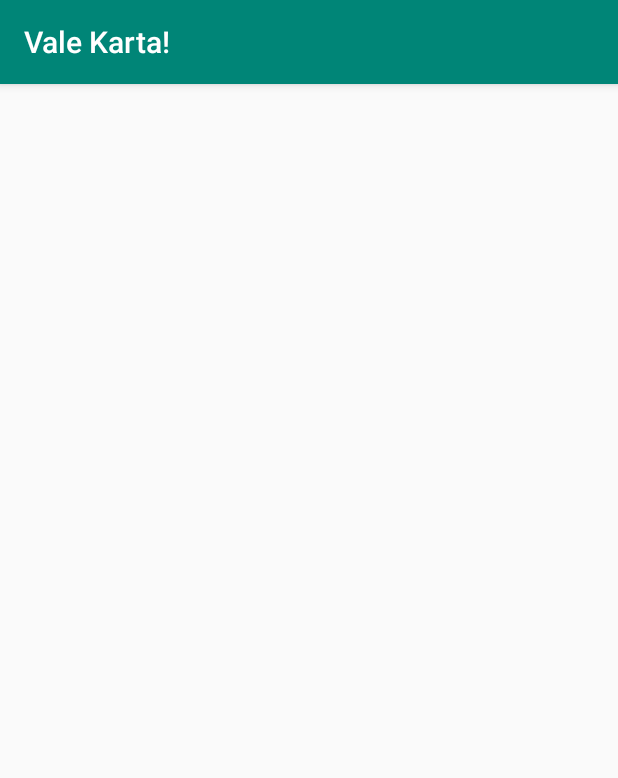
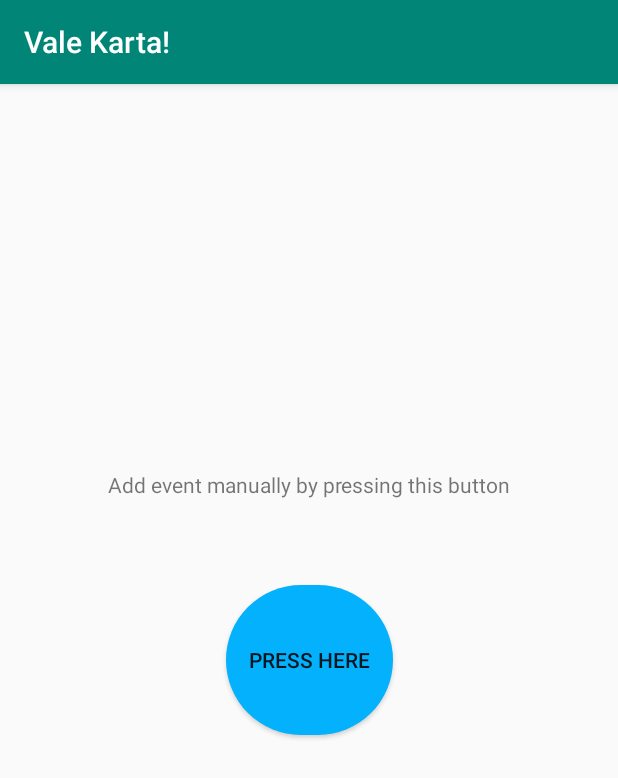
Before and after one commit to stavros-melidoniotis/vale-karta, an Android app: the screen it shows after launch (MainActivity), on a phone screen of 412 x 824 dp. Shown: the top 778 px of the screen. Run offline under Robolectric (Android 15) with nearby library versions, the phone set to English and light mode, and no system bars.

Commit message:
Added button to manually add event to calendar

```diff
--- a/app/src/main/java/com/example/stavros_melidoniotis/valekarta/MainActivity.java
+++ b/app/src/main/java/com/example/stavros_melidoniotis/valekarta/MainActivity.java
@@ -1,20 +1,22 @@
 package com.example.stavros_melidoniotis.valekarta;
 
 import android.Manifest;
-import android.app.NotificationChannel;
-import android.app.NotificationManager;
 import android.content.Intent;
 import android.content.IntentFilter;
 import android.content.pm.PackageManager;
-import android.os.Build;
+import android.provider.Telephony;
 import android.support.v4.app.ActivityCompat;
 import android.support.v7.app.AppCompatActivity;
 import android.os.Bundle;
+import android.view.View;
 import android.widget.Toast;
 
 public class MainActivity extends AppCompatActivity {
-    private ChargerConnectedBroadcastReceiver chargerConnectedBroadcastReceiver;
     private static final int ALL_PERMISSIONS = 0;
+    private Intent chargerService = new Intent()
+            .setClassName("com.example.stavros_melidoniotis.valekarta", "com.example.stavros_melidoniotis.valekarta.ChargerService");
+    private Intent calendarService = new Intent()
+            .setClassName("com.example.stavros_melidoniotis.valekarta", "com.example.stavros_melidoniotis.valekarta.CalendarService");
 
     String[] permissions = {
             Manifest.permission.WRITE_CALENDAR,
@@ -45,16 +47,7 @@ public class MainActivity extends AppCompatActivity {
         switch (requestCode) {
             case ALL_PERMISSIONS:
                 if (grantResults.length > 0 && grantResults[0] == PackageManager.PERMISSION_GRANTED) {
-                    chargerConnectedBroadcastReceiver = new ChargerConnectedBroadcastReceiver();
-
-                    // filter for when charger is connected or disconnected
-                    IntentFilter filter = new IntentFilter();
-                    filter.addAction(Intent.ACTION_POWER_CONNECTED);
-                    filter.addAction(Intent.ACTION_POWER_DISCONNECTED);
-
-                    registerReceiver(chargerConnectedBroadcastReceiver, filter);
-
-                    Toast.makeText(this, "Receiver registered", Toast.LENGTH_SHORT).show();
+                    startService(chargerService);
                 } else {
                     finish();
                 }
@@ -69,17 +62,15 @@ public class MainActivity extends AppCompatActivity {
 
         // check if permissions are granted
         if (permissionsGranted()) {
-            chargerConnectedBroadcastReceiver = new ChargerConnectedBroadcastReceiver();
+            startService(chargerService);
 
-            // filter for when charger is connected or disconnected
-            IntentFilter filter = new IntentFilter();
-            filter.addAction(Intent.ACTION_POWER_CONNECTED);
-            filter.addAction(Intent.ACTION_POWER_DISCONNECTED);
-            filter.addAction(Intent.ACTION_AIRPLANE_MODE_CHANGED);
-
-            registerReceiver(chargerConnectedBroadcastReceiver, filter);
-
-            Toast.makeText(this, "Receiver registered", Toast.LENGTH_SHORT).show();
+            // when button is pressed start calendar service manually and check for an sms message
+            findViewById(R.id.buttonAddEvent).setOnClickListener(new View.OnClickListener() {
+                @Override
+                public void onClick(View view) {
+                    startService(calendarService);
+                }
+            });
         } else {
             requestAllPermissions();
         }
@@ -88,7 +79,6 @@ public class MainActivity extends AppCompatActivity {
     @Override
     protected void onDestroy() {
         super.onDestroy();
-        if (chargerConnectedBroadcastReceiver != null)
-            unregisterReceiver(chargerConnectedBroadcastReceiver);
+        stopService(chargerService);
     }
 }
--- /dev/null
+++ b/app/src/main/res/drawable/roundedbutton.xml
@@ -0,0 +1,9 @@
+<?xml version="1.0" encoding="utf-8"?>
+<shape xmlns:android="http://schemas.android.com/apk/res/android"
+    android:shape="rectangle">
+    <solid android:color="#03b1fc" />
+    <corners android:bottomRightRadius="100dp"
+        android:bottomLeftRadius="100dp"
+        android:topRightRadius="100dp"
+        android:topLeftRadius="100dp"/>
+</shape>
--- a/app/src/main/res/layout/activity_main.xml
+++ b/app/src/main/res/layout/activity_main.xml
@@ -4,4 +4,39 @@
     xmlns:tools="http://schemas.android.com/tools"
     android:layout_width="match_parent"
     android:layout_height="match_parent"
-    tools:context=".MainActivity"/>
+    tools:context=".MainActivity">
+
+    <Button
+        android:id="@+id/buttonAddEvent"
+        android:layout_width="111dp"
+        android:layout_height="100dp"
+        android:layout_marginStart="8dp"
+        android:layout_marginLeft="8dp"
+        android:layout_marginTop="8dp"
+        android:layout_marginEnd="8dp"
+        android:layout_marginRight="8dp"
+        android:layout_marginBottom="8dp"
+        android:background="@drawable/roundedbutton"
+        android:text="Press here"
+        app:layout_constraintBottom_toBottomOf="parent"
+        app:layout_constraintEnd_toEndOf="parent"
+        app:layout_constraintStart_toStartOf="parent"
+        app:layout_constraintTop_toTopOf="parent" />
+
+    <TextView
+        android:id="@+id/textViewPressButton"
+        android:layout_width="wrap_content"
+        android:layout_height="wrap_content"
+        android:layout_marginStart="8dp"
+        android:layout_marginLeft="8dp"
+        android:layout_marginTop="8dp"
+        android:layout_marginEnd="8dp"
+        android:layout_marginRight="8dp"
+        android:layout_marginBottom="8dp"
+        android:text="Add event manually by pressing this button"
+        app:layout_constraintBottom_toBottomOf="parent"
+        app:layout_constraintEnd_toEndOf="parent"
+        app:layout_constraintStart_toStartOf="parent"
+        app:layout_constraintTop_toTopOf="parent"
+        app:layout_constraintVertical_bias="0.34" />
+</android.support.constraint.ConstraintLayout>
```
Also changed, not shown: app/src/main/AndroidManifest.xml (+7 -2 lines), app/src/main/java/com/example/stavros_melidoniotis/valekarta/CalendarService.java (renamed from app/src/main/java/com/example/stavros_melidoniotis/valekarta/SmsReceiverService.java, +24 -19 lines), app/src/main/java/com/example/stavros_melidoniotis/valekarta/ChargerConnectedBroadcastReceiver.java (+5 -8 lines), app/src/main/java/com/example/stavros_melidoniotis/valekarta/ChargerService.java (added, +47 -0 lines).
